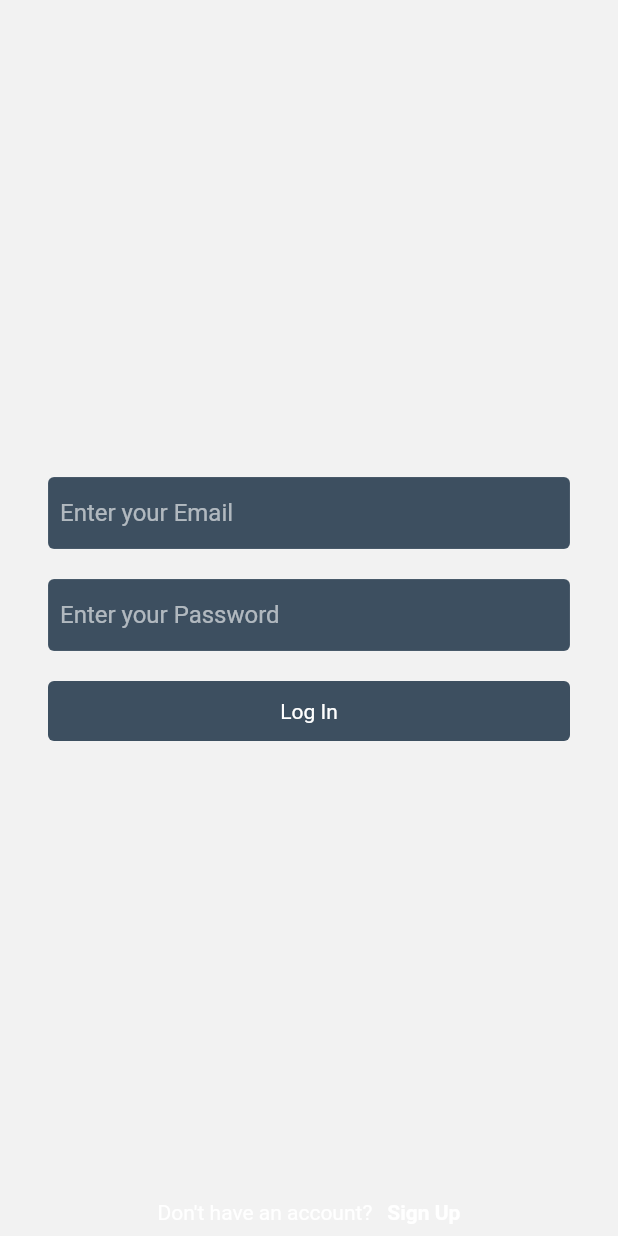
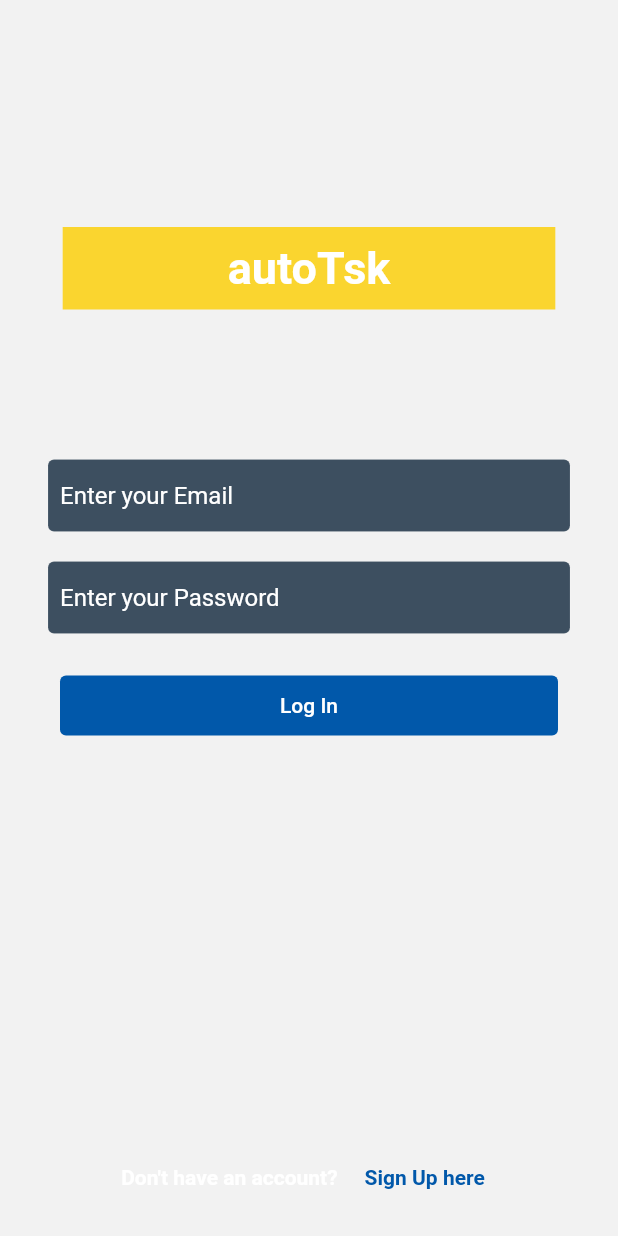
Before and after one commit to evanyan13/autotsk, a Flutter app: the LoginScreen screen opened directly, on a phone screen of 412 x 824 dp. Run offline on Flutter 3.47's test engine with Material 2 defaults, Android fonts, the phone set to English and light mode, and no system bars; our stand-ins replace cloud_firestore, firebase_auth, firebase_core, flutter_svg; missing offline and left inert: dart:ffi; accounts and stored records are empty.

Commit message:
update the colour scheme and the transition to a different page when the sign up here, sign up and log in buttons are pressed

```diff
--- a/autotsk_app/autotsk_app/lib/screen_type/login_screen.dart
+++ b/autotsk_app/autotsk_app/lib/screen_type/login_screen.dart
@@ -42,6 +42,24 @@ class _LoginScreenState extends State<LoginScreen> {
               ), */
 
               SizedBox(height: 20.0),
+
+              Container(
+                color: thirdColor,
+                child: Padding(
+                  padding: const EdgeInsets.fromLTRB(110.0, 10.0, 110.0, 10.0),
+                  child: Text(
+                    "autoTsk",
+                    style: TextStyle(
+                      fontSize: 30.0,
+                      fontWeight: FontWeight.bold,
+                      color: primaryColor,
+                    ),
+                  ),
+                ),
+              ),
+
+              SizedBox(height: 100.0),
+
               // text field for email
               TextFieldInput(
                 textEditingController: _emailcontroller,
@@ -62,37 +80,54 @@ class _LoginScreenState extends State<LoginScreen> {
               SizedBox(height: 20.0),
 
               // button login
-              Container(
-                child: const Text('Log In'),
+              TextButton(
+                  onPressed: () {
+                    Navigator.pushNamed(context, '/login_comp');
+                  },
+                  child: Container(
+                    child: const Text('Log In',
+                        style: TextStyle(color: primaryColor)),
                     width: double.infinity,
                     alignment: Alignment.center,
                     padding: EdgeInsets.symmetric(vertical: 12.0),
                     decoration: const ShapeDecoration(
                       shape: RoundedRectangleBorder(
                           borderRadius: BorderRadius.all(Radius.circular(4))),
-                  color: blueColor,
+                      color: secondColor,
                     ),
-              ),
+                  )),
 
-              Flexible(child: Container(), flex: 1),
+              Flexible(child: Container(), flex: 2),
 
               Row(
                 mainAxisAlignment: MainAxisAlignment.center,
                 children: <Widget>[
                   Container(
-                    child: Text("Don't have an account?"),
+                    child: Text(
+                      "Don't have an account?",
+                      style: TextStyle(
+                        fontWeight: FontWeight.bold,
+                      ),
+                    ),
                     padding: const EdgeInsets.symmetric(vertical: 8),
                   ),
                   SizedBox(width: 10.0),
-                  GestureDetector(
-                    onTap: () {},
-                    child: Text("Sign Up",
-                        style: TextStyle(fontWeight: FontWeight.bold)),
+                  TextButton(
+                    onPressed: () {
+                      // route to the signup page when user clicks
+                      Navigator.pushNamed(context, '/signup');
+                    },
+                    child: Text("Sign Up here",
+                        style: TextStyle(
+                          fontWeight: FontWeight.bold,
+                          color: secondColor,
+                        )),
                     // padding: const EdgeInsets.symmetric(vertical: 8),
                   ),
                 ],
               ),
 
+              SizedBox(height: 15.0),
               // transitioning to signup page
             ],
           ),
--- a/autotsk_app/autotsk_app/lib/text_input_widget/text_field_input.dart
+++ b/autotsk_app/autotsk_app/lib/text_input_widget/text_field_input.dart
@@ -27,6 +27,9 @@ class TextFieldInput extends StatelessWidget {
         enabledBorder: inputBorder,
         filled: true,
         contentPadding: const EdgeInsets.all(8.0),
+        hintStyle: TextStyle(
+          color: primaryColor,
+        ),
       ),
       keyboardType: textInputType,
       obscureText: isPassW,
--- a/autotsk_app/autotsk_app/lib/utilities/colors_scheme.dart
+++ b/autotsk_app/autotsk_app/lib/utilities/colors_scheme.dart
@@ -5,5 +5,7 @@ const mobileBackgroundColor = Color.fromRGBO(242, 242, 242, 100);
 const webBackgroundColor = Color.fromRGBO(242, 242, 242, 100);
 const mobileSearchColor = Color.fromRGBO(38, 38, 38, 1);
 const blueColor = Color.fromRGBO(61, 79, 96, 1);
+const secondColor = Color.fromRGBO(1, 88, 170, 1);
+const thirdColor = Color.fromRGBO(250, 213, 47, 1);
 const primaryColor = Colors.white;
 const secondaryColor = Colors.grey;
--- /dev/null
+++ b/autotsk_app/autotsk_app/lib/utilities/font.dart
@@ -0,0 +1,3 @@
+import 'package:flutter/material.dart';
+
+// include any fonts here
```
Also changed, not shown: autotsk_app/autotsk_app/lib/main.dart (+14 -1 lines), autotsk_app/autotsk_app/lib/screen_type/login_comp.dart (added, +26 -0 lines), autotsk_app/autotsk_app/lib/screen_type/signup_comp.dart (added, +26 -0 lines), autotsk_app/autotsk_app/lib/screen_type/signup_screen.dart (+12 -4 lines). Lines whose indentation alone changed are shown as unchanged.
